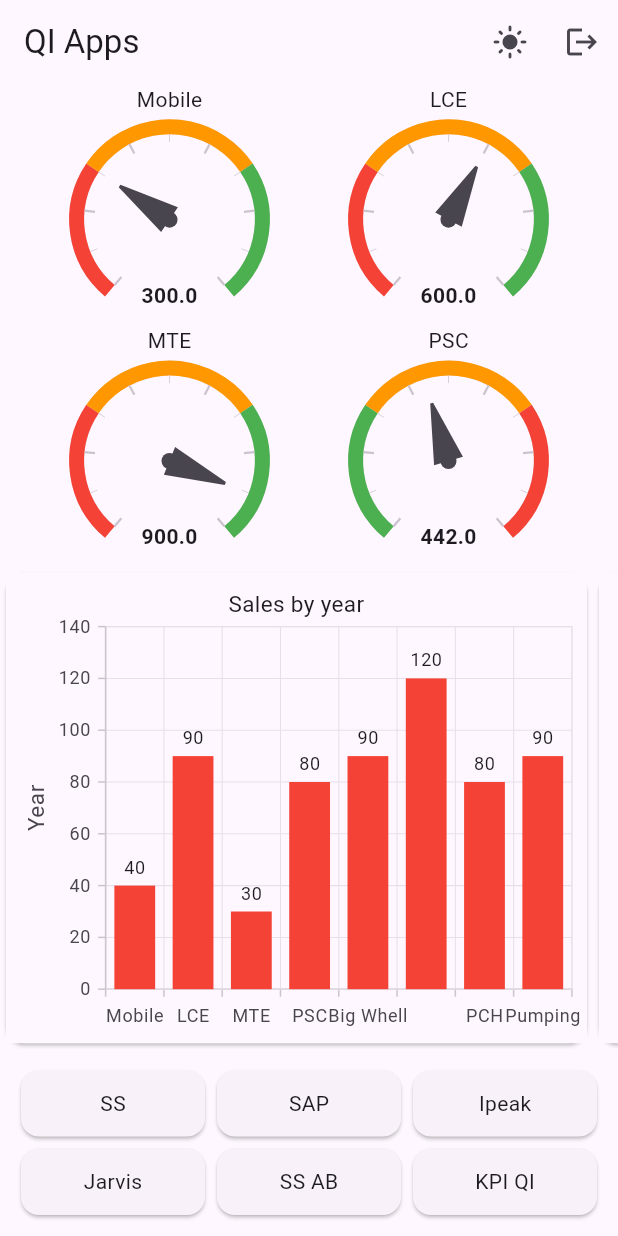
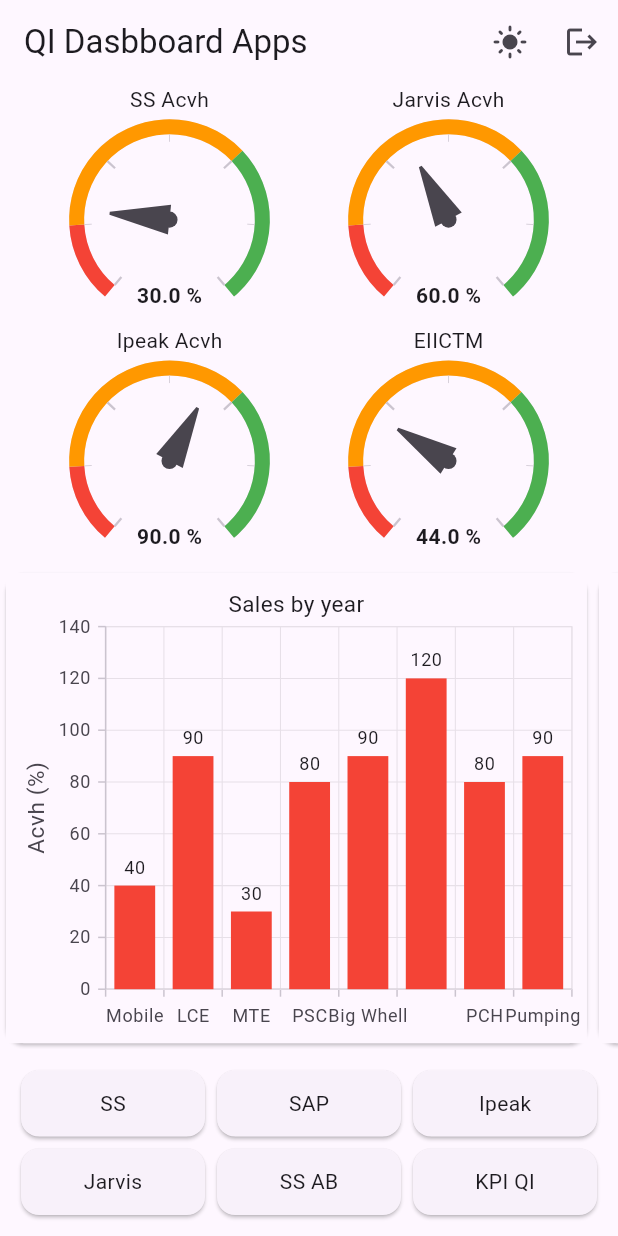
Before and after one commit to yordanb/new-qi-apps, a Flutter app: the CardExample screen opened directly, on a phone screen of 412 x 824 dp. Run offline on Flutter 3.47's test engine with Material 3 defaults, Android fonts, the phone set to English and light mode, and no system bars; drawn by our look-alikes of syncfusion_flutter_gauges; our stand-ins replace fl_chart, flutter_animate, shared_preferences, syncfusion_flutter_charts; missing offline and left inert: android_id; accounts and stored records are empty; network calls fail.

Commit message:
perbaiki main menu

```diff
--- a/lib/pages/mainMenu.dart
+++ b/lib/pages/mainMenu.dart
@@ -30,7 +30,7 @@ class _CardExampleState extends State<CardExample> {
   Widget build(BuildContext context) {
     return Scaffold(
       appBar: AppBar(
-        title: const Text('QI Apps'),
+        title: const Text('QI Dasbboard Apps'),
         actions: [
           IconButton(
             icon: Icon(_isDarkMode ? Icons.dark_mode : Icons.light_mode),
@@ -62,20 +62,20 @@ class _CardExampleState extends State<CardExample> {
               child: Builder(builder: (context) {
                 List<Map> values = [
                   {
-                    "label": "Mobile",
-                    "value": 300,
+                    "label": "SS Acvh",
+                    "value": 30,
                   },
                   {
-                    "label": "LCE",
-                    "value": 600,
+                    "label": "Jarvis Acvh",
+                    "value": 60,
                   },
                   {
-                    "label": "MTE",
-                    "value": 900,
+                    "label": "Ipeak Acvh",
+                    "value": 90,
                   },
                   {
-                    "label": "PSC",
-                    "value": 442,
+                    "label": "EIICTM",
+                    "value": 44,
                   },
                 ];
 
@@ -124,20 +124,20 @@ class _CardExampleState extends State<CardExample> {
                                 axes: <RadialAxis>[
                                   RadialAxis(
                                     minimum: 0,
-                                    maximum: 1000,
+                                    maximum: 150,
                                     showLabels: false,
                                     ranges: <GaugeRange>[
                                       GaugeRange(
                                           startValue: 0,
-                                          endValue: 300,
+                                          endValue: 25,
                                           color: colors[0]),
                                       GaugeRange(
-                                          startValue: 300,
-                                          endValue: 700,
+                                          startValue: 25,
+                                          endValue: 100,
                                           color: colors[1]),
                                       GaugeRange(
-                                          startValue: 700,
-                                          endValue: 1000,
+                                          startValue: 100,
+                                          endValue: 150,
                                           color: colors[2]),
                                     ],
                                     pointers: <GaugePointer>[
@@ -154,7 +154,7 @@ class _CardExampleState extends State<CardExample> {
                                   bottom: 10.0,
                                 ),
                                 child: Text(
-                                  "$value",
+                                  "$value %",
                                   style: TextStyle(
                                     fontSize:
                                         MediaQuery.of(context).size.width *
@@ -237,7 +237,7 @@ class _CardExampleState extends State<CardExample> {
                               // opposedPosition: true,
                             ),
                             primaryYAxis: const NumericAxis(
-                              title: AxisTitle(text: 'Year'),
+                              title: AxisTitle(text: 'Acvh (%)'),
                             ),
                             // legend: const Legend(
                             //   isVisible: true,
```
